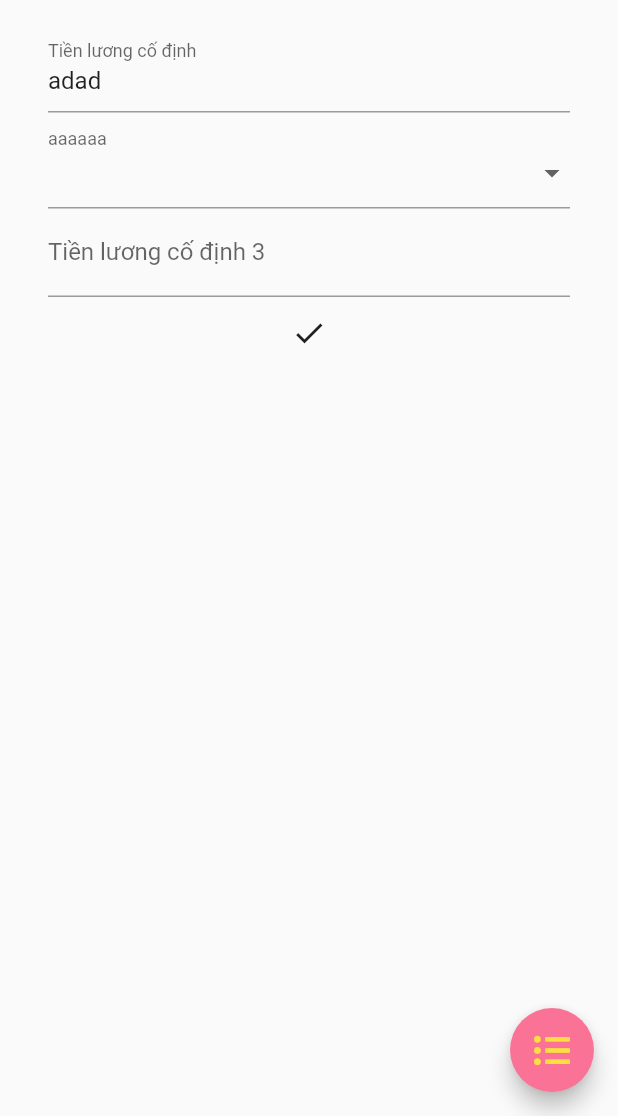
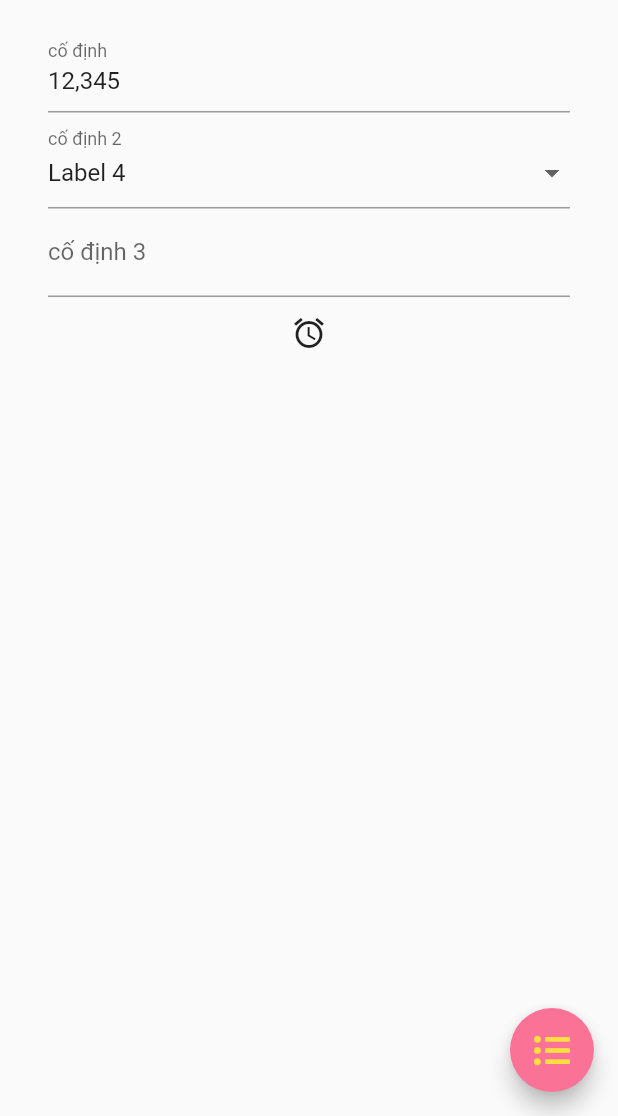
Before and after one commit to dinh0012/PFM, a Flutter app: the screen it shows after launch, on a phone screen of 412 x 824 dp, the part 120-1236 px from its top. Run offline on Flutter 3.47's test engine with Material 2 defaults, Android fonts, the phone set to English and light mode, and no system bars; our stand-ins replace cloud_firestore, font_awesome_flutter; accounts and stored records are empty.

Commit message:
update form

```diff
--- a/lib/main.dart
+++ b/lib/main.dart
@@ -1,6 +1,7 @@
 import 'dart:async';
 import 'package:flutter/material.dart';
 import 'package:cloud_firestore/cloud_firestore.dart';
+import 'package:personal_financial_management/models/select_item.dart';
 import 'package:personal_financial_management/widgets/field.dart';
 import 'package:personal_financial_management/widgets/field_type.dart';
 import 'package:personal_financial_management/widgets/form_custom.dart';
@@ -66,11 +67,11 @@ class _MyHomePageState extends State<MyHomePage> {
             height: MediaQuery.of(context).size.height - 80,
             padding: EdgeInsets.all(16.0),
             child: FormCustom(
-              initialValues: {'a': 'adad'},
+              initialValues: {'a': '12345', 'a2': '2'},
               children: (values, initialValues) => [
                 Field(
-                    type: FieldType.input,
-                    labelText: 'Tiền lương cố định',
+                    type: FieldType.inputMoney,
+                    labelText: 'cố định',
                     name: 'a',
                     initialValue: initialValues['a'],
                     onSaved: (userName) {
@@ -78,11 +79,22 @@ class _MyHomePageState extends State<MyHomePage> {
                     }),
                 Field(
                     type: FieldType.selection,
-                    labelText: 'Tiền lương cố định 2',
-                    name: 'a2'),
+                    labelText: 'cố định 2',
+                    initialValue: initialValues['a2'],
+                    name: 'a2',
+                    items: [
+                      new SelectItem(label: 'Label 1', value: '1'),
+                      new SelectItem(label: 'Label 2', value: '2'),
+                      new SelectItem(label: 'Label 3', value: '3'),
+                      new SelectItem(label: 'Label 4', value: '4'),
+                      new SelectItem(label: 'Label 5', value: '5'),
+                    ],
+                    onSaved: (value) {
+                      values['a2'] = value;
+                    }),
                 Field(
                     type: FieldType.input,
-                    labelText: 'Tiền lương cố định 3',
+                    labelText: 'cố định 3',
                     name: 'a3'),
               ],
             ),
@@ -95,7 +107,6 @@ class _MyHomePageState extends State<MyHomePage> {
           FontAwesomeIcons.listUl,
           color: Color(0xFFFDDE42),
         ),
-
         onPressed: () {
           //Navigator.push(context,MaterialPageRoute(builder: (context) => TaskScreen()),
           Navigator.push(
--- /dev/null
+++ b/lib/models/select_item.dart
@@ -0,0 +1,6 @@
+class SelectItem {
+  final String value;
+  final String label;
+
+  SelectItem({this.value, this.label});
+}
--- a/lib/widgets/field.dart
+++ b/lib/widgets/field.dart
@@ -1,8 +1,8 @@
-
 import 'package:flutter/cupertino.dart';
 import 'package:flutter/material.dart';
-import 'package:personal_financial_management/widgets/date_picker.dart';
-import 'package:personal_financial_management/widgets/field_selection.dart';
+import 'package:personal_financial_management/models/select_item.dart';
+import 'package:personal_financial_management/widgets/input_money_field.dart';
+import 'package:personal_financial_management/widgets/selection_field.dart';
 import 'package:personal_financial_management/widgets/field_type.dart';
 
 class Field extends StatelessWidget {
@@ -14,6 +14,7 @@ class Field extends StatelessWidget {
   final value;
   final Function onSaved;
   final Function onChanged;
+  final List<SelectItem> items;
 
   Field({
     this.type,
@@ -23,6 +24,7 @@ class Field extends StatelessWidget {
     this.initialValue,
     this.value,
     this.onSaved,
+    this.items,
     this.onChanged,
   });
 
@@ -36,9 +38,23 @@ class Field extends StatelessWidget {
   Widget factoryField() {
     switch (this.type) {
       case FieldType.selection:
-        return FieldSelection(
-
+        return SelectionField(
+          decoration: InputDecoration(
+            hintText: this.hintText,
+            labelText: this.labelText,
+          ),
+          onSaved: this.onSaved,
+          initialValue: this.initialValue,
+          items: this.items,
         );
+      case FieldType.inputMoney:
+        return InputMoneyField(
+            onSaved: this.onSaved,
+            initialValue: this.initialValue,
+            decoration: InputDecoration(
+              hintText: this.hintText,
+              labelText: this.labelText,
+            ));
       case FieldType.input:
       default:
         return TextFormField(
--- a/lib/widgets/field_selection.dart
+++ /dev/null
@@ -1,124 +0,0 @@
-import 'package:flutter/cupertino.dart';
-import 'package:flutter/material.dart';
-
-class FieldSelection extends StatefulWidget {
-  @override
-  _FieldSelectionState createState() => _FieldSelectionState();
-}
-
-class _FieldSelectionState extends State<FieldSelection> {
-  var _currentSelectedValue;
-
-  _showMaterialDialog() {
-    showGeneralDialog(
-        context: context,
-        barrierDismissible: true,
-        barrierLabel:
-            MaterialLocalizations.of(context).modalBarrierDismissLabel,
-        barrierColor: Colors.black45,
-        transitionDuration: const Duration(milliseconds: 200),
-        pageBuilder: (BuildContext buildContext, Animation animation,
-            Animation secondaryAnimation) {
-          var selectedRadio = 1;
-          return Center(
-            child: Container(
-              width: MediaQuery.of(context).size.width - 10,
-              height: MediaQuery.of(context).size.height - 80,
-              padding: EdgeInsets.all(20),
-              color: Colors.white,
-              child: Column(
-                children: [
-                  Radio(
-                    value: 1,
-                    groupValue: 1,
-                    onChanged: (int value) {
-                      setState(() => selectedRadio = value);
-                    },
-                  ),
-                  RaisedButton(
-                    onPressed: () {
-                      Navigator.of(context).pop();
-                    },
-                    child: Text(
-                      "Save",
-                      style: TextStyle(color: Colors.white),
-                    ),
-                    color: const Color(0xFF1BC0C5),
-                  )
-                ],
-              ),
-            ),
-          );
-        });
-  }
-  var _currencies = [
-    "Food",
-    "Transport",
-    "Personal",
-    "Shopping",
-    "Medical",
-    "Rent",
-    "Movie",
-    "Salary"
-  ];
-  @override
-  Widget build(BuildContext context) {
-    return Container(
-      child: FormField<String>(
-        builder: (FormFieldState<String> state) {
-          return InputDecorator(
-            decoration: InputDecoration(
-               // labelStyle: textStyle,
-              labelText: 'aaaaaa',
-                errorStyle: TextStyle(color: Colors.redAccent, fontSize: 16.0),
-                hintText: 'Please select expense',
-              //  border: OutlineInputBorder(borderRadius: BorderRadius.circular(5.0))
-            ),
-            isEmpty: _currentSelectedValue == '',
-            child: DropdownButtonHideUnderline(
-              child: DropdownButton<String>(
-                value: _currentSelectedValue,
-                isDense: true,
-                onChanged: (String newValue) {
-                  setState(() {
-                    _currentSelectedValue = newValue;
-                    state.didChange(newValue);
-                  });
-                },
-                items: _currencies.map((String value) {
-                  return DropdownMenuItem<String>(
-                    value: value,
-                    child: Text(value),
-                  );
-                }).toList(),
-              ),
-            ),
-          );
-        },
-      ),
-    );
-  }
-}
-
-class MyStatefulWidget extends StatefulWidget {
-  MyStatefulWidget({Key key}) : super(key: key);
-
-  @override
-  _MyStatefulWidgetState createState() => _MyStatefulWidgetState();
-}
-
-/// This is the private State class that goes with MyStatefulWidget.
-class _MyStatefulWidgetState extends State<MyStatefulWidget> {
-  var _character = 1;
-
-  @override
-  Widget build(BuildContext context) {
-    return Container(
-      width: MediaQuery.of(context).size.width - 10,
-      height: MediaQuery.of(context).size.height - 80,
-      child: Column(
-        children: <Widget>[],
-      ),
-    );
-  }
-}
--- a/lib/widgets/field_type.dart
+++ b/lib/widgets/field_type.dart
@@ -1,6 +1,7 @@
 class FieldType {
   static const FieldType input = FieldType('Input');
-  static const FieldType datePicker = FieldType('DatePicker');
+  static const FieldType inputMoney = FieldType('InputMoney');
+ // static const FieldType datePicker = FieldType('DatePicker');
   static const FieldType selection = FieldType('Selection');
   final String type;
   const FieldType(String type) : type = type;
--- a/lib/widgets/form_custom.dart
+++ b/lib/widgets/form_custom.dart
@@ -21,7 +21,6 @@ class _FormFieldState extends State<FormCustom> {
     return Container(
       child: Form(
         key: _formKey,
-        autovalidate: true,
         child: ListView(
             padding: const EdgeInsets.symmetric(horizontal: 16.0),
             children: [
@@ -29,7 +28,7 @@ class _FormFieldState extends State<FormCustom> {
               FlatButton(
                 onPressed: _submitForm,
                 child: Icon(
-                  Icons.check,
+                  Icons.access_alarm,
                 ),
               )
             ]),
@@ -39,6 +38,7 @@ class _FormFieldState extends State<FormCustom> {
 
   void _submitForm() {
     final FormState form = _formKey.currentState;
+    print(values);
     if (form.validate()) {
       form.save();
       print('New user saved with signup data:\n');
--- /dev/null
+++ b/lib/widgets/input_money_field.dart
@@ -0,0 +1,41 @@
+import 'package:flutter/cupertino.dart';
+import 'package:flutter/material.dart';
+import 'package:intl/intl.dart';
+
+class InputMoneyField extends StatelessWidget {
+  final Function onSaved;
+  final InputDecoration decoration;
+  final initialValue;
+  final _controller = TextEditingController();
+  InputMoneyField({this.onSaved, this.initialValue, this.decoration}) {
+    this._controller.value = TextEditingValue(
+      text: '${_formatNumber(this.initialValue != null ? this.initialValue : '0'.replaceAll(',', ''))}',
+      selection: TextSelection.collapsed(offset: initialValue?.length),
+    );
+    this.onSaved(initialValue);
+  }
+
+  static const _locale = 'en';
+
+  String _formatNumber(String s) =>
+      NumberFormat.decimalPattern(_locale).format(int.parse(s));
+
+  @override
+  Widget build(BuildContext context) {
+    return Container(
+      child: TextField(
+        controller: _controller,
+        decoration: decoration,
+        keyboardType: TextInputType.number,
+        onChanged: (value) {
+          final string = '${_formatNumber(value.replaceAll(',', ''))}';
+          _controller.value = TextEditingValue(
+            text: string,
+            selection: TextSelection.collapsed(offset: string.length),
+          );
+          onSaved(value.replaceAll(',', ''));
+        },
+      ),
+    );
+  }
+}
--- /dev/null
+++ b/lib/widgets/selection_field.dart
@@ -0,0 +1,62 @@
+import 'package:flutter/cupertino.dart';
+import 'package:flutter/material.dart';
+import 'package:personal_financial_management/models/select_item.dart';
+
+class SelectionField extends StatefulWidget {
+  final InputDecoration decoration;
+  final Function onSaved;
+  final initialValue;
+  final List<SelectItem> items;
+
+  SelectionField(
+      {this.decoration, this.onSaved, this.initialValue, this.items});
+
+  @override
+  _SelectionFieldState createState() =>
+      _SelectionFieldState(initialValue, onSaved);
+}
+
+class _SelectionFieldState extends State<SelectionField> {
+  var _currentSelectedValue;
+
+  _SelectionFieldState(initialValue, onSaved) {
+    this._currentSelectedValue = initialValue;
+    onSaved(initialValue);
+  }
+
+  @override
+  Widget build(BuildContext context) {
+    return Container(
+      child: FormField<String>(
+        builder: (FormFieldState<String> state) {
+          return InputDecorator(
+            decoration: widget.decoration,
+            isEmpty:
+                _currentSelectedValue == null || _currentSelectedValue == '',
+            child: DropdownButtonHideUnderline(
+              child: DropdownButton<String>(
+                value: '4',
+                isDense: true,
+                onChanged: (String newValue) {
+                  setState(() {
+                    _currentSelectedValue = newValue;
+                    state.didChange(newValue);
+                    widget.onSaved(newValue);
+                  });
+                },
+                items: widget.items.map((SelectItem item) {
+                  return DropdownMenuItem<String>(
+                    value: item.value,
+                    child: Text(
+                      item.label,
+                    ),
+                  );
+                }).toList(),
+              ),
+            ),
+          );
+        },
+      ),
+    );
+  }
+}
--- a/pubspec.yaml
+++ b/pubspec.yaml
@@ -31,6 +31,7 @@ dependencies:
   firebase_core: ^0.4.4+3
   cloud_firestore: ^0.13.4+2
   font_awesome_flutter: ^8.2.0
+  intl: ^0.16.1
 
 dev_dependencies:
   flutter_test:
```
Also changed, not shown: pubspec.lock.
